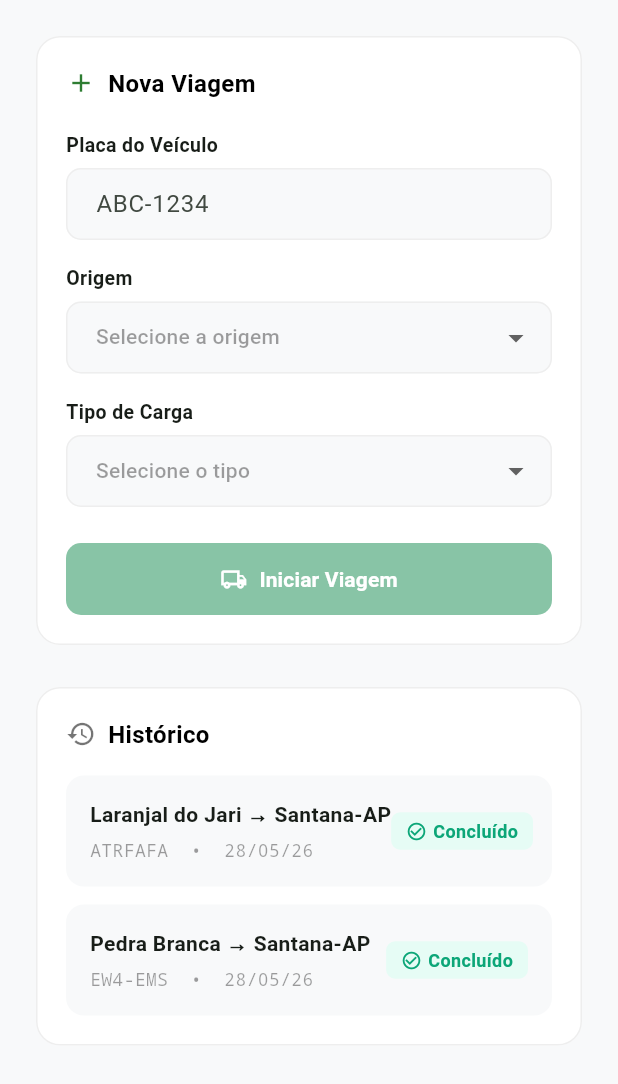
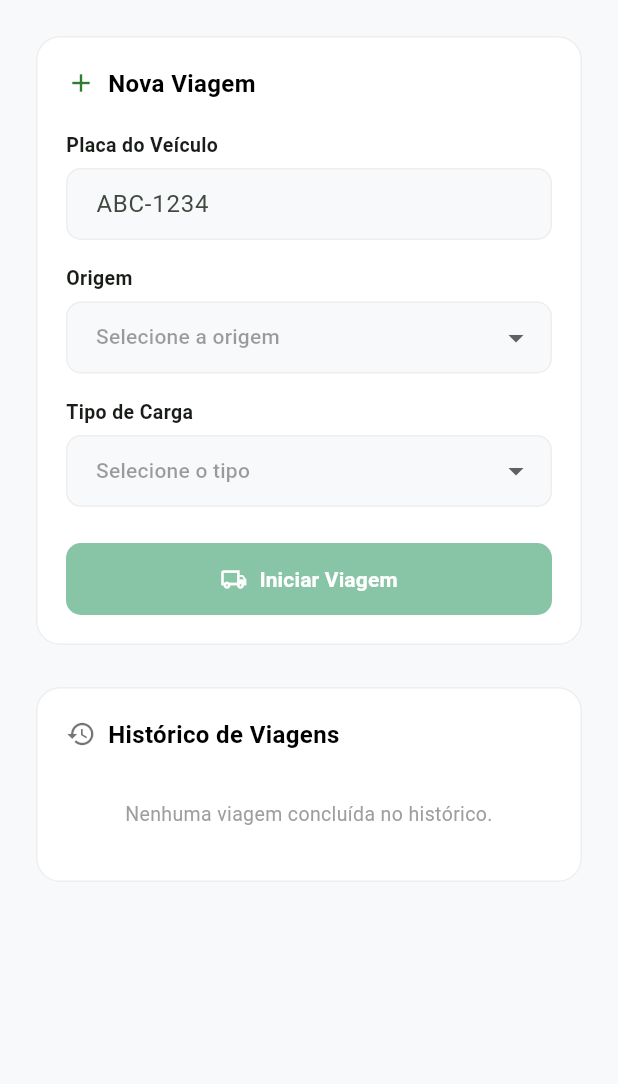
Before and after one commit to Jeanzhn/Dock-flow, a Flutter app: the screen it shows once a user with an empty profile is signed in, on a phone screen of 412 x 824 dp, the part 84-1168 px from its top. Run offline on Flutter 3.47's test engine with Material 3 defaults, Android fonts, the phone set to English and light mode, and no system bars; our stand-ins replace cloud_firestore, firebase_auth, firebase_core; accounts and stored records are empty.

Commit message:
corrijida algumas questões do painel do motorista e do operador, além de ajustes no serviço de viagem.

```diff
--- a/lib/screens/motorista/painel_motorista.dart
+++ b/lib/screens/motorista/painel_motorista.dart
@@ -23,8 +23,12 @@ class _PainelMotoristaState extends State<PainelMotorista> {
   String? _tipoCargaSelecionado;
   bool _loading = false;
 
-  // Variável local para controlar se o motorista fechou a tela de sucesso e quer uma nova viagem
+  // Controle de estados de alternância das telas
   bool _exibirFormularioNovaViagem = false;
+  bool _modalAberto = false; // Trava de segurança para o pop-up do chamado
+
+  // Guarda a referência da viagem concluída para a tela de recibo
+  ViagemModel? _ultimaViagemConcluida;
 
   final _origens = ['Pedra Branca', 'Macapá', 'Laranjal do Jari', 'Oiapoque', 'Porto Grande'];
   final _tiposCarga = ['Minério', 'Grãos', 'Madeira', 'Combustível', 'Container', 'Geral'];
@@ -93,7 +97,9 @@ class _PainelMotoristaState extends State<PainelMotorista> {
       setState(() {
         _origemSelecionada = null;
         _tipoCargaSelecionado = null;
-        _exibirFormularioNovaViagem = false; // Reseta o controle ao criar
+        _exibirFormularioNovaViagem = false;
+        _modalAberto = false;
+        _ultimaViagemConcluida = null;
       });
 
       if (mounted) {
@@ -131,6 +137,24 @@ class _PainelMotoristaState extends State<PainelMotorista> {
           break;
 
         case 'CONCLUIDO':
+          setState(() {
+            _ultimaViagemConcluida = ViagemModel(
+              id: viagem.id,
+              motoristaEmail: viagem.motoristaEmail,
+              motoristaNome: viagem.motoristaNome,
+              placaVeiculo: viagem.placaVeiculo,
+              origem: viagem.origem,
+              destino: viagem.destino,
+              tipoCarga: viagem.tipoCarga,
+              statusOperacional: StatusOperacional.CONCLUIDO,
+              dhInicio: viagem.dhInicio,
+              dhCarregamento: viagem.dhCarregamento,
+              dhEntradaFila: viagem.dhEntradaFila,
+              dhChamada: viagem.dhChamada,
+              dhConclusao: DateTime.now(),
+            );
+          });
+
           await _service.atualizarStatus(viagem.id, StatusOperacional.CONCLUIDO,
               extras: {'dhConclusao': DateTime.now()});
           break;
@@ -155,6 +179,7 @@ class _PainelMotoristaState extends State<PainelMotorista> {
   }
 
   void _mostrarModalChamado(BuildContext context, ViagemModel viagem) {
+    _modalAberto = true;
     showDialog(
       context: context,
       barrierDismissible: false,
@@ -178,7 +203,7 @@ class _PainelMotoristaState extends State<PainelMotorista> {
                 Text(
                   'O operador está chamando você para a doca de descarga. Dirija-se imediatamente ao local.',
                   textAlign: TextAlign.center,
-                  style: TextStyle(color: Colors.grey.shade600, fontSize: 13, height: 1.4),
+                  style: const TextStyle(color: const Color(0xFF495057), fontSize: 13, height: 1.4),
                 ),
                 const SizedBox(height: 24),
                 SizedBox(
@@ -191,7 +216,6 @@ class _PainelMotoristaState extends State<PainelMotorista> {
                     ),
                     onPressed: () {
                       Navigator.pop(context);
-                      _executarAcao(viagem, 'CONCLUIDO');
                     },
                     child: const Text('Entendido', style: TextStyle(fontWeight: FontWeight.bold)),
                   ),
@@ -249,27 +273,29 @@ class _PainelMotoristaState extends State<PainelMotorista> {
 
           final viagem = snap.data;
 
-          // GATILHO DO POP-UP: Se o operador chamou e o pop-up ainda não foi resolvido
-          if (viagem != null && viagem.statusOperacional == StatusOperacional.CHAMADO) {
+          if (viagem != null && viagem.statusOperacional == StatusOperacional.CHAMADO && !_modalAberto) {
             WidgetsBinding.instance.addPostFrameCallback((_) {
               _mostrarModalChamado(context, viagem);
             });
+          }
+
+          // Lógica segura de renderização das telas alternativas
+          Widget telaExibida;
+          if (_ultimaViagemConcluida != null && !_exibirFormularioNovaViagem) {
+            telaExibida = _buildTelaSucessoConcluido(_ultimaViagemConcluida!, cs);
+          } else if (viagem == null || _exibirFormularioNovaViagem) {
+            telaExibida = _buildNovaViagem(cs);
+          } else {
+            telaExibida = _buildViagemAtiva(viagem, cs);
           }
 
           return SingleChildScrollView(
             padding: const EdgeInsets.all(20),
             child: Column(
               children: [
-                // LOGICA DE ALTERNAÇÃO DE TELAS:
-                if (viagem == null || _exibirFormularioNovaViagem)
-                  _buildNovaViagem(cs)
-                else if (viagem.statusOperacional == StatusOperacional.CONCLUIDO)
-                  _buildTelaSucessoConcluido(viagem, cs)
-                else
-                  _buildViagemAtiva(viagem, cs),
-
+                telaExibida,
                 const SizedBox(height: 20),
-                _buildHistoricoFake(viagem), // Injeta a viagem atualizada para atualizar o histórico dinamicamente
+                _buildHistoricoReal(), // Histórico Real e cumulativo do banco de dados
               ],
             ),
           );
@@ -403,7 +429,6 @@ class _PainelMotoristaState extends State<PainelMotorista> {
     );
   }
 
-  // NOVA TELA PEDIDA: Mostra o recibo final de sucesso e libera um botão para nova viagem
   Widget _buildTelaSucessoConcluido(ViagemModel viagem, ColorScheme cs) {
     return Card(
       color: Colors.white,
@@ -439,7 +464,8 @@ class _PainelMotoristaState extends State<PainelMotorista> {
                 ),
                 onPressed: () {
                   setState(() {
-                    _exibirFormularioNovaViagem = true; // Força a visualização do formulário inicial
+                    _ultimaViagemConcluida = null;
+                    _exibirFormularioNovaViagem = true;
                   });
                 },
                 icon: const Icon(Icons.add_road, color: Color(0xFF00875A), size: 18),
@@ -550,9 +576,9 @@ class _PainelMotoristaState extends State<PainelMotorista> {
             decoration: BoxDecoration(color: const Color(0xFFFFF9DB), borderRadius: BorderRadius.circular(12), border: Border.all(color: const Color(0xFFFFF3BF))),
             child: const Column(
               children: [
-                Text('Aguardando chamada do operador...', style: TextStyle(color: Color(0xFFF59F00), fontWeight: FontWeight.bold, fontSize: 14)),
+                Text('Aguardando chamado do operador...', style: TextStyle(color: Color(0xFFF59F00), fontWeight: FontWeight.bold, fontSize: 14)),
                 SizedBox(height: 4),
-                Text('Sua viagem está ativa na fila virtual', style: TextStyle(color: Colors.black54, fontSize: 12)),
+                Text('Sua viagem está active na fila virtual', style: TextStyle(color: Colors.black54, fontSize: 12)),
               ],
             ),
           ),
@@ -635,10 +661,7 @@ class _PainelMotoristaState extends State<PainelMotorista> {
     return const SizedBox();
   }
 
-  Widget _buildHistoricoFake(ViagemModel? viagemAtual) {
-    // Se a viagem atual acabou de ser concluída, vamos usar os dados reais dela no topo do histórico
-    final bool usarDadosReais = viagemAtual != null && viagemAtual.statusOperacional == StatusOperacional.CONCLUIDO;
-
+  Widget _buildHistoricoReal() {
     return Card(
       color: Colors.white,
       elevation: 0,
@@ -651,12 +674,41 @@ class _PainelMotoristaState extends State<PainelMotorista> {
             const Row(children: [
               Icon(Icons.history, color: Colors.black54, size: 20),
               SizedBox(width: 8),
-              Text('Histórico', style: TextStyle(fontSize: 16, fontWeight: FontWeight.bold, color: Colors.black)),
+              Text('Histórico de Viagens', style: TextStyle(fontSize: 16, fontWeight: FontWeight.bold, color: Colors.black)),
             ]),
             const SizedBox(height: 16),
 
-            // Item 1 do Histórico: Dinâmico baseado na conclusão atual
-            Container(
+            StreamBuilder<List<ViagemModel>>(
+              stream: _service.streamHistoricoConcluido(_user.email!),
+              builder: (context, snapshot) {
+                if (snapshot.connectionState == ConnectionState.waiting) {
+                  return const Padding(
+                    padding: EdgeInsets.all(8.0),
+                    child: Center(child: SizedBox(width: 20, height: 20, child: CircularProgressIndicator(strokeWidth: 2))),
+                  );
+                }
+
+                final historico = snapshot.data ?? [];
+
+                if (historico.isEmpty) {
+                  return Container(
+                    width: double.infinity,
+                    padding: const EdgeInsets.all(16),
+                    child: Text(
+                      'Nenhuma viagem concluída no histórico.',
+                      textAlign: TextAlign.center, // Corrigido: Agora dentro do widget Text!
+                      style: TextStyle(color: Colors.grey.shade500, fontSize: 13),
+                    ),
+                  );
+                }
+
+                return ListView.builder(
+                  shrinkWrap: true,
+                  physics: const NeverScrollableScrollPhysics(),
+                  itemCount: historico.length,
+                  itemBuilder: (context, index) {
+                    final item = historico[index];
+                    return Container(
                       padding: const EdgeInsets.all(16),
                       margin: const EdgeInsets.only(bottom: 12),
                       decoration: BoxDecoration(color: const Color(0xFFF8F9FA), borderRadius: BorderRadius.circular(12)),
@@ -666,13 +718,10 @@ class _PainelMotoristaState extends State<PainelMotorista> {
                           Column(
                             crossAxisAlignment: CrossAxisAlignment.start,
                             children: [
-                      Text(
-                        usarDadosReais ? '${viagemAtual.origem} → ${viagemAtual.destino}' : 'Laranjal do Jari → Santana-AP',
-                        style: const TextStyle(fontWeight: FontWeight.bold, fontSize: 14)
-                      ),
+                              Text('${item.origem} → ${item.destino}', style: const TextStyle(fontWeight: FontWeight.bold, fontSize: 14)),
                               const SizedBox(height: 4),
                               Text(
-                        usarDadosReais ? '${viagemAtual.placaVeiculo}  •  ${_formatarData(viagemAtual.dhConclusao).substring(0,8)}' : 'ATRFAFA  •  28/05/26',
+                                '${item.placaVeiculo}  •  ${_formatarData(item.dhConclusao).substring(0, 8)}',
                                 style: const TextStyle(color: Colors.black38, fontSize: 12, fontFamily: 'monospace')
                               ),
                             ],
@@ -690,36 +739,10 @@ class _PainelMotoristaState extends State<PainelMotorista> {
                           )
                         ],
                       ),
-            ),
-
-            // Item 2 do Histórico: Elemento estático para compor a lista do print
-            Container(
-              padding: const EdgeInsets.all(16),
-              decoration: BoxDecoration(color: const Color(0xFFF8F9FA), borderRadius: BorderRadius.circular(12)),
-              child: Row(
-                mainAxisAlignment: MainAxisAlignment.spaceBetween,
-                children: [
-                  const Column(
-                    crossAxisAlignment: CrossAxisAlignment.start,
-                    children: [
-                      Text('Pedra Branca → Santana-AP', style: TextStyle(fontWeight: FontWeight.bold, fontSize: 14)),
-                      SizedBox(height: 4),
-                      Text('EW4-EMS  •  28/05/26', style: TextStyle(color: Colors.black38, fontSize: 12, fontFamily: 'monospace')),
-                    ],
-                  ),
-                  Container(
-                    padding: const EdgeInsets.symmetric(horizontal: 10, vertical: 4),
-                    decoration: BoxDecoration(color: const Color(0xFFE6FCF5), borderRadius: BorderRadius.circular(6)),
-                    child: const Row(
-                      children: [
-                        Icon(Icons.check_circle_outline, color: Color(0xFF0CA678), size: 14),
-                        SizedBox(width: 4),
-                        Text('Concluído', style: TextStyle(color: Color(0xFF0CA678), fontWeight: FontWeight.bold, fontSize: 12)),
-                      ],
-                    ),
-                  )
-                ],
-              ),
+                    );
+                  },
+                );
+              },
             ),
           ],
         ),
```
Also changed, not shown: lib/screens/operador/painel_operador.dart (+53 -22 lines), lib/services/viagem_service.dart (+24 -1 lines). Lines whose indentation alone changed are shown as unchanged.
